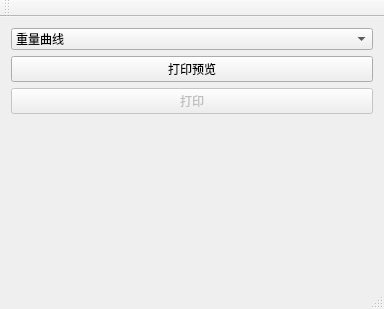
DR-Pharm/QPrinter, file PRT/PRT.ui: the form before one commit.
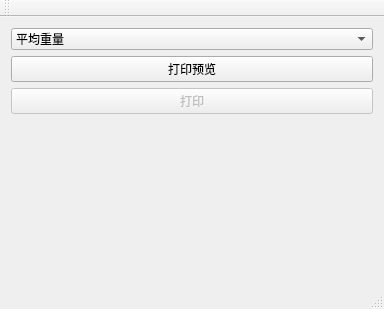
The form after the commit.

Commit message: table 2 oK

What changed in the file:
```diff
--- a/PRT/PRT.ui
+++ b/PRT/PRT.ui
@@ -20,6 +20,9 @@
       <property name="styleSheet">
        <string notr="true">font: 36pt &quot;迷你简菱心&quot;;</string>
       </property>
+      <property name="currentIndex">
+       <number>1</number>
+      </property>
       <item>
        <property name="text">
         <string>重量曲线</string>
```
The commit also changes 1 other file.
